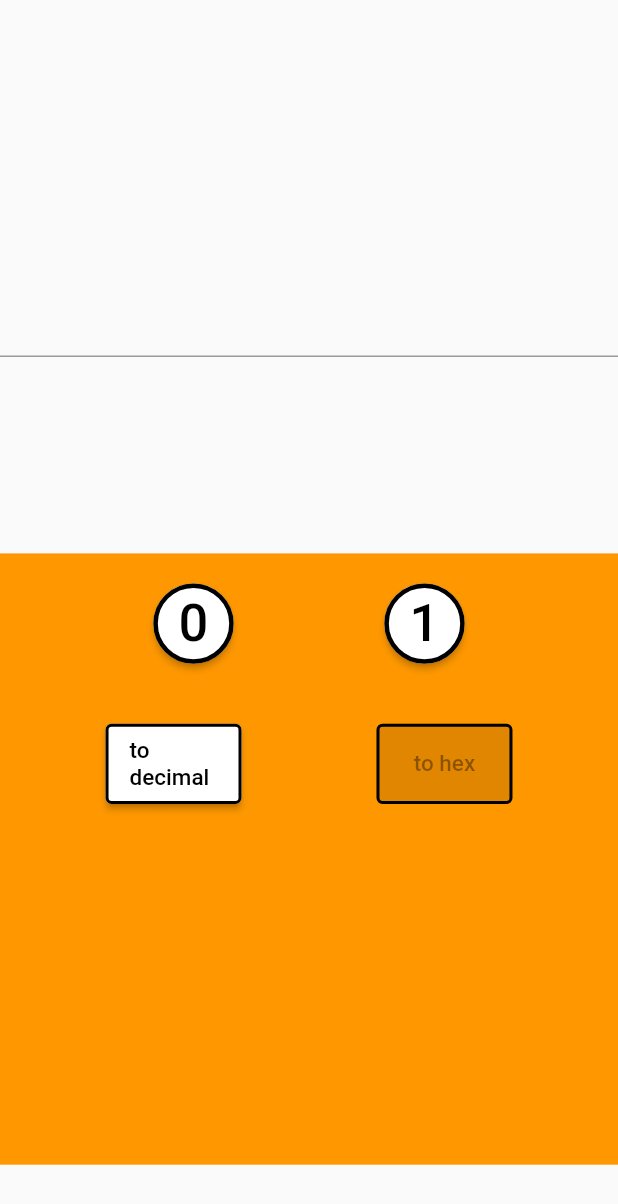
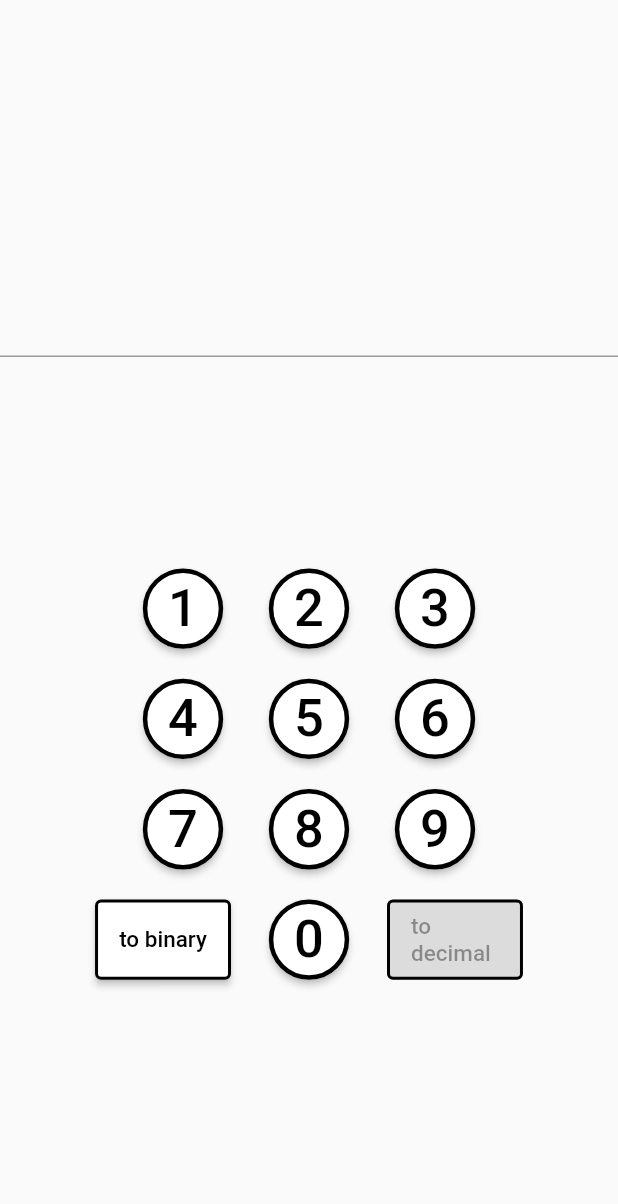
Before and after one commit to itumo-arigatone/simple_binary_converter, a Flutter app: the screen it shows after launch, swiped to page 3, on a phone screen of 412 x 824 dp. Shown: the top 1204 px of the screen. Run offline on Flutter 3.47's test engine with Material 2 defaults, Android fonts, the phone set to English and light mode, and no system bars.

Commit message:
それなりに形になった

```diff
--- a/lib/keypad.dart
+++ b/lib/keypad.dart
@@ -2,15 +2,31 @@ import 'package:flutter/material.dart';
 import 'package:simple_binary_convertor/numbutton.dart';
 import 'package:simple_binary_convertor/binary_switch.dart';
 
-class KeyPad extends StatefulWidget {
+class BinaryKeyPad extends StatefulWidget {
   final Function(String mode) setMode;
   final Function(String inputData) onChangeInputData;
-  KeyPad(this.onChangeInputData, this.setMode);
+  BinaryKeyPad(this.onChangeInputData, this.setMode);
   @override
-  _KeyPadState createState() => _KeyPadState();
+  _BinaryKeyPadState createState() => _BinaryKeyPadState();
 }
 
-class _KeyPadState extends State<KeyPad>  {
+class DecimalKeyPad extends StatefulWidget {
+  final Function(String mode) setMode;
+  final Function(String inputData) onChangeInputData;
+  DecimalKeyPad(this.onChangeInputData, this.setMode);
+  @override
+  _DecimalKeyPadState createState() => _DecimalKeyPadState();
+}
+
+class HexKeyPad extends StatefulWidget {
+  final Function(String mode) setMode;
+  final Function(String inputData) onChangeInputData;
+  HexKeyPad(this.onChangeInputData, this.setMode);
+  @override
+  _HexKeyPadState createState() => _HexKeyPadState();
+}
+
+class _BinaryKeyPadState extends State<BinaryKeyPad>  {
   bool _switchStatus = true;
   void _setStatus() {
     setState(() {
@@ -23,7 +39,6 @@ class _KeyPadState extends State<KeyPad>  {
     ModeSwitch decimalMode = ModeSwitch(widget.setMode, "0", _switchStatus, _setStatus);
     ModeSwitch hexMode = ModeSwitch(widget.setMode, "1", !_switchStatus, _setStatus);
     return Container(
-      color: Colors.orange,
       child: Column(
         children: <Widget>[
           Row(
@@ -57,19 +72,20 @@ class _KeyPadState extends State<KeyPad>  {
     );
   }
 }
- /*
-class _KeyPad {
-  late BuildContext context;
-  final Function(String inputData) onChangeInputData;
-  final Function(String mode) setMode;
 
-  KeyPad(this.context, this.onChangeInputData, this.setMode);
-  Container decimalKeyPad() {
-    NumButton button = NumButton(context, onChangeInputData);
-    ModeSwitch binaryMode = ModeSwitch(setMode, "2");
-    ModeSwitch hexMode = ModeSwitch(setMode, "3");
+class _DecimalKeyPadState extends State<DecimalKeyPad>  {
+  bool _switchStatus = true;
+  void _setStatus() {
+    setState(() {
+      _switchStatus = !_switchStatus;
+    });
+  }
+  @override
+  Widget build(BuildContext context) {
+    NumButton button = NumButton(context, widget.onChangeInputData);
+    ModeSwitch binaryMode = ModeSwitch(widget.setMode, "2", _switchStatus, _setStatus);
+    ModeSwitch hexMode = ModeSwitch(widget.setMode, "3", !_switchStatus, _setStatus);
     return Container(
-      color: Colors.orange,
       child: Column(
         children: <Widget>[
           Row(
@@ -143,13 +159,21 @@ class _KeyPad {
       ),
     );
   }
+}
 
-    Container hexKeypad() {
-      NumButton button = NumButton(context, onChangeInputData);
-      ModeSwitch binaryMode = ModeSwitch(setMode, "4");
-      ModeSwitch decimalMode = ModeSwitch(setMode, "5");
-      return Container(
-      color: Colors.orange,
+class _HexKeyPadState extends State<HexKeyPad>  {
+  bool _switchStatus = true;
+  void _setStatus() {
+    setState(() {
+      _switchStatus = !_switchStatus;
+    });
+  }
+  @override
+  Widget build(BuildContext context) {
+    NumButton button = NumButton(context, widget.onChangeInputData);
+    ModeSwitch binaryMode = ModeSwitch(widget.setMode, "4", _switchStatus, _setStatus);
+    ModeSwitch decimalMode = ModeSwitch(widget.setMode, "5", !_switchStatus, _setStatus);
+    return Container(
       child: Column(
         children: <Widget>[
           Row(
@@ -223,4 +247,4 @@ class _KeyPad {
       ),
     );
   }
-}*/
+}
--- a/lib/main.dart
+++ b/lib/main.dart
@@ -137,7 +137,9 @@ class _MyHomePageState extends State<MyHomePage> {
 
   @override
   Widget build(BuildContext context) {
-    KeyPad keypad = KeyPad(setInputData, _setConvertMode);
+    BinaryKeyPad binaryKeypad = BinaryKeyPad(setInputData, _setConvertMode);
+    DecimalKeyPad decimalKeypad = DecimalKeyPad(setInputData, _setConvertMode);
+    HexKeyPad hexKeypad = HexKeyPad(setInputData, _setConvertMode);
     Calculation calculation = Calculation();
     final PageController controller = PageController(initialPage: 0);
 
@@ -188,7 +190,7 @@ class _MyHomePageState extends State<MyHomePage> {
                     widthFactor: 1.0,
                     heightFactor: 0.3,
                     alignment: const FractionalOffset(0.5, 0.4),
-                    child: keypad,
+                    child: binaryKeypad,
                   ),
                 ),
               ],
@@ -241,7 +243,7 @@ class _MyHomePageState extends State<MyHomePage> {
                     widthFactor: 1.0,
                     heightFactor: 0.72,
                     alignment: const FractionalOffset(0.5, 0.7),
-                    child: keypad,
+                    child: decimalKeypad,
                   ),
                 ),
               ],
@@ -294,7 +296,7 @@ class _MyHomePageState extends State<MyHomePage> {
                     widthFactor: 1.0,
                     heightFactor: 0.72,
                     alignment: const FractionalOffset(0.5, 0.7),
-                    child: keypad,
+                    child: hexKeypad,
                   ),
                 ),
               ],
```
